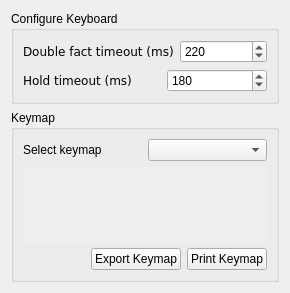
Before: the Qt Designer form src/traverso/ui/KeyboardConfigPage.ui in ErwanLegrand/Traverso-DAW, drawn with Qt 5.
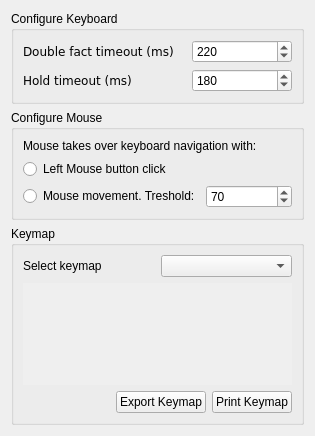
After: the same form once the commit is applied.

Commit message:
mouse taking over keyboar navigation user configurable now
either the mouse moves a certain configurable distance, or the user left
clicks.

The edit to the form file:
```diff
--- a/src/traverso/ui/KeyboardConfigPage.ui
+++ b/src/traverso/ui/KeyboardConfigPage.ui
@@ -6,14 +6,14 @@
    <rect>
     <x>0</x>
     <y>0</y>
-    <width>290</width>
-    <height>293</height>
+    <width>315</width>
+    <height>436</height>
    </rect>
   </property>
   <property name="windowTitle">
    <string>Form</string>
   </property>
-  <layout class="QVBoxLayout">
+  <layout class="QVBoxLayout" name="verticalLayout_2">
    <item>
     <widget class="QGroupBox" name="groupBox">
      <property name="title">
@@ -135,6 +135,59 @@
      </layout>
     </widget>
    </item>
+   <item>
+    <widget class="QGroupBox" name="groupBox_3">
+     <property name="title">
+      <string>Configure Mouse</string>
+     </property>
+     <layout class="QVBoxLayout" name="verticalLayout">
+      <item>
+       <widget class="QLabel" name="label_4">
+        <property name="text">
+         <string>Mouse takes over keyboard navigation with:</string>
+        </property>
+       </widget>
+      </item>
+      <item>
+       <widget class="QRadioButton" name="leftMouseClickRadioButton">
+        <property name="text">
+         <string>Left Mouse button click</string>
+        </property>
+       </widget>
+      </item>
+      <item>
+       <layout class="QHBoxLayout" name="horizontalLayout">
+        <item>
+         <widget class="QRadioButton" name="mouseMoveRadioButton">
+          <property name="text">
+           <string>Mouse movement. Treshold:</string>
+          </property>
+         </widget>
+        </item>
+        <item>
+         <widget class="QSpinBox" name="mouseTreshHoldSpinBox">
+          <property name="maximumSize">
+           <size>
+            <width>100</width>
+            <height>16777215</height>
+           </size>
+          </property>
+          <property name="minimum">
+           <number>20</number>
+          </property>
+          <property name="maximum">
+           <number>200</number>
+          </property>
+          <property name="value">
+           <number>70</number>
+          </property>
+         </widget>
+        </item>
+       </layout>
+      </item>
+     </layout>
+    </widget>
+   </item>
    <item>
     <widget class="QGroupBox" name="groupBox_2">
      <property name="title">
```
The commit also changes 9 other files.
